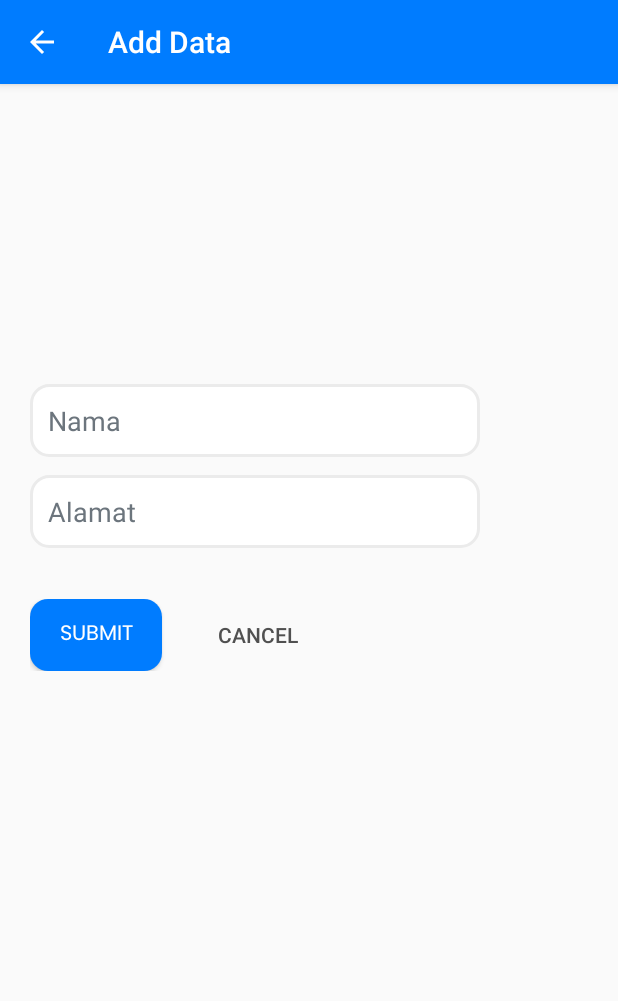
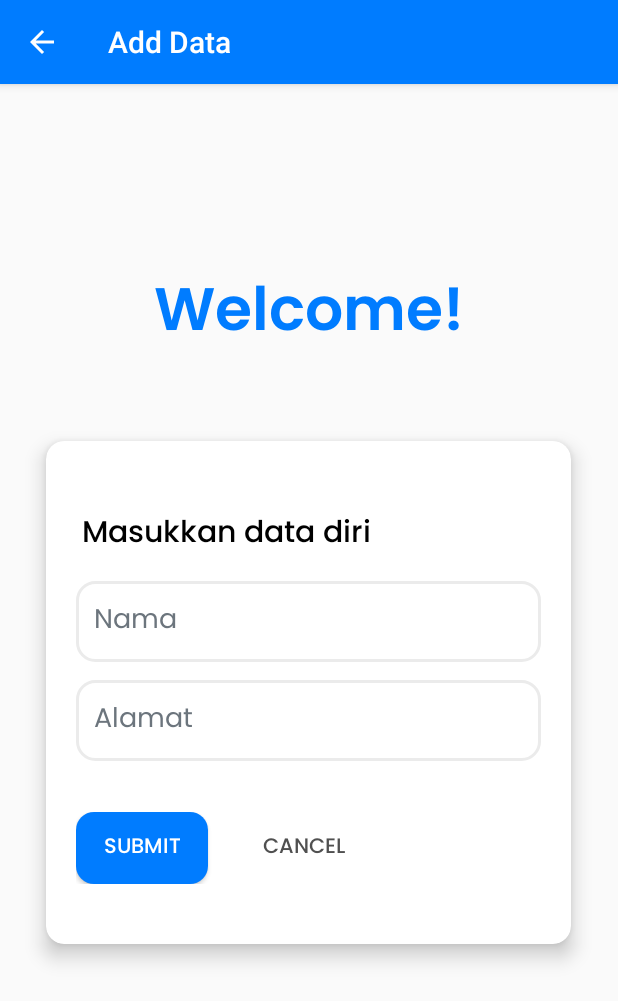
Before and after one commit to Rafli-Dewanto/project-android-pbo, an Android app: the AddEditActivity screen opened directly, with no data from a screen before it, on a phone screen of 412 x 824 dp. Shown: the top 1001 px of the screen. Run offline under Robolectric (Android 15) with nearby library versions, the phone set to English and light mode, and no system bars; our stand-ins replace FlexboxLayout.

Commit message:
feat: revisi design add edit

```diff
--- a/app/src/main/AndroidManifest.xml
+++ b/app/src/main/AndroidManifest.xml
@@ -24,8 +24,8 @@
             android:exported="false" />
         <activity
             android:name=".SharedPreferenceActivity"
-            android:theme="@style/Theme.AppCompat.Light.NoActionBar"
-            android:exported="false" />
+            android:exported="false"
+            android:theme="@style/Theme.AppCompat.Light.NoActionBar" />
         <activity
             android:name=".StorageActivity"
             android:exported="false" />
@@ -44,7 +44,9 @@
         <activity
             android:name=".GPS"
             android:exported="false" />
-        <activity android:name=".AddEditActivity" />
+        <activity
+            android:name=".AddEditActivity"
+            android:exported="false" />
         <activity
             android:name=".SQLiteActivity"
             android:label="@string/title_activity_sqlite"
--- a/app/src/main/res/layout/activity_add_edit.xml
+++ b/app/src/main/res/layout/activity_add_edit.xml
@@ -14,41 +14,75 @@
         android:inputType="number"
         android:visibility="gone" />
 
+    <TextView
+        android:layout_width="wrap_content"
+        android:layout_height="wrap_content"
+        android:textSize="40sp"
+        android:fontFamily="@font/poppins_semibold"
+        android:textColor="@color/colorPrimary"
+        android:layout_gravity="center"
+        android:layout_marginTop="120dp"
+        android:text="Welcome!" />
+
+
+    <androidx.cardview.widget.CardView
+        android:layout_width="350dp"
+        android:layout_height="wrap_content"
+        android:layout_gravity="center"
+        android:layout_marginTop="50dp"
+        app:cardCornerRadius="12dp"
+        app:cardElevation="8dp"
+        app:contentPaddingTop="45dp">
+
+        <LinearLayout
+            android:layout_width="match_parent"
+            android:layout_height="match_parent"
+            android:orientation="vertical"
+            android:paddingHorizontal="20dp">
+
+            <TextView
+                android:layout_width="wrap_content"
+                android:layout_marginStart="4dp"
+                android:layout_height="wrap_content"
+                android:textColor="@color/black"
+                android:textSize="20sp"
+                android:fontFamily="@font/poppins_medium"
+                android:layout_marginBottom="14dp"
+                android:text="Masukkan data diri"
+                android:layout_marginLeft="4dp" />
+
             <com.google.android.material.textfield.TextInputEditText
                 android:id="@+id/txt_name"
-        android:layout_width="300dp"
-        android:layout_gravity="start"
-        android:layout_marginStart="20dp"
+                android:layout_width="match_parent"
                 android:layout_height="wrap_content"
-        android:layout_marginTop="200dp"
+                android:layout_gravity="center"
                 android:layout_marginBottom="12dp"
                 android:background="@drawable/form_edit"
+                android:fontFamily="@font/poppins_regular"
                 android:hint="Nama"
                 android:padding="12dp"
                 android:textColor="@color/black"
-        android:textColorHint="@color/blueish_gray"
-        android:layout_marginLeft="20dp" />
+                android:textColorHint="@color/blueish_gray" />
 
             <com.google.android.material.textfield.TextInputEditText
                 android:id="@+id/txt_address"
-        android:layout_width="300dp"
-        android:layout_marginStart="20dp"
+                android:layout_width="match_parent"
                 android:layout_height="wrap_content"
+                android:layout_gravity="center"
                 android:layout_marginBottom="24dp"
                 android:background="@drawable/form_edit"
+                android:fontFamily="@font/poppins_regular"
                 android:hint="Alamat"
-        android:inputType="textPassword"
+                android:inputType="text"
                 android:padding="12dp"
                 android:textColor="@color/gray"
-        android:textColorHint="@color/blueish_gray"
-        android:layout_marginLeft="20dp" />
+                android:textColorHint="@color/blueish_gray" />
 
             <com.google.android.flexbox.FlexboxLayout
                 android:layout_width="match_parent"
                 android:layout_height="wrap_content"
-        android:layout_marginStart="20dp"
-        android:layout_marginLeft="20dp"
                 android:layout_marginTop="10dp"
+                android:layout_marginBottom="40dp"
                 app:justifyContent="flex_start">
 
                 <Button
@@ -58,7 +92,7 @@
                     android:layout_marginEnd="10dp"
                     android:layout_marginRight="10dp"
                     android:background="@drawable/btn_selector"
-            android:fontFamily="@font/poppins_regular"
+                    android:fontFamily="@font/poppins_medium"
                     android:text="Submit"
                     android:textColor="@color/colorBackground" />
 
@@ -69,9 +103,17 @@
                     android:layout_marginStart="10dp"
                     android:layout_marginLeft="10dp"
                     android:background="@android:color/transparent"
+                    android:fontFamily="@font/poppins_medium"
                     android:text="Cancel"
                     android:textColor="@color/gray" />
 
             </com.google.android.flexbox.FlexboxLayout>
 
+
         </LinearLayout>
+
+
+    </androidx.cardview.widget.CardView>
+
+
+</LinearLayout>
```
Lines whose indentation alone changed are shown as unchanged.
